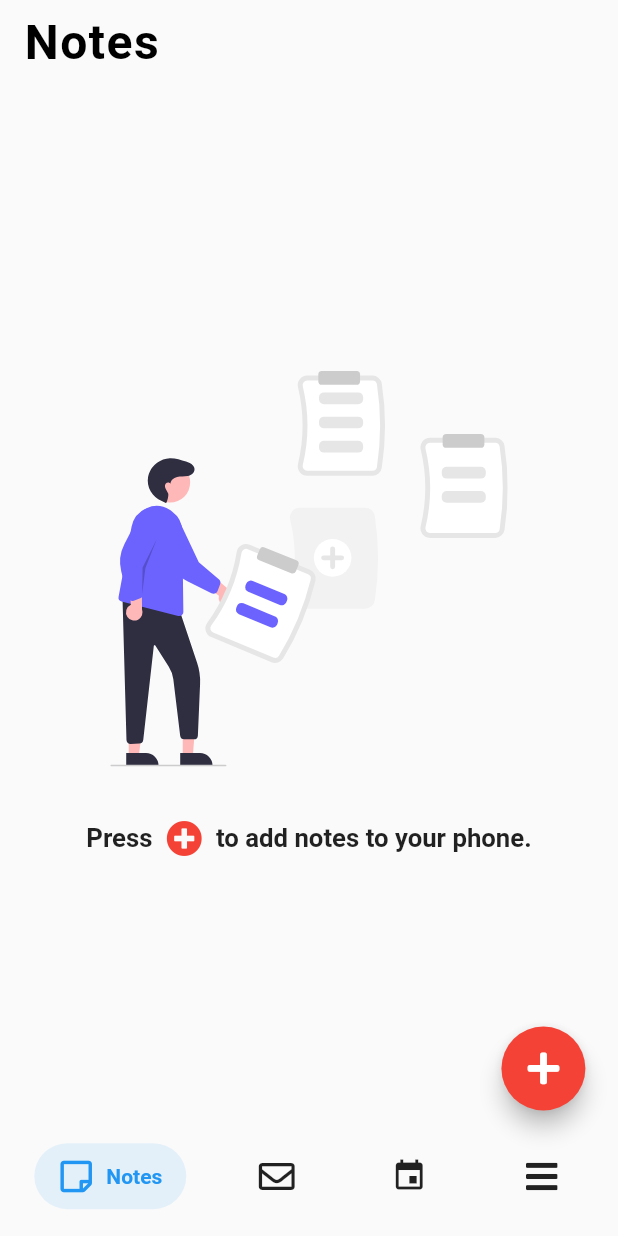
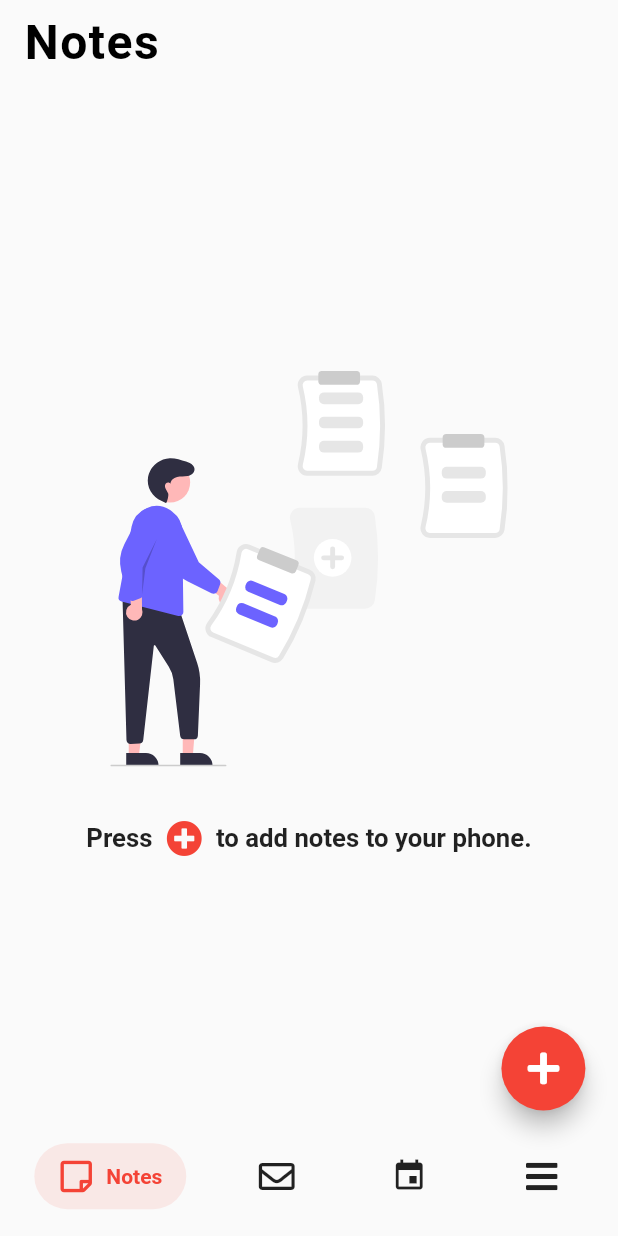
Before and after one commit to CuboidsClub/connect-app, a Flutter app: the screen it shows after launch, after a tap on an icon or button, on a phone screen of 412 x 824 dp. Run offline on Flutter 3.47's test engine with Material 2 defaults, Android fonts, the phone set to English and light mode, and no system bars; drawn by our look-alikes of salomon_bottom_bar; our stand-ins replace flutter_screenutil, flutter_svg, font_awesome_flutter, hive, hive_flutter, introduction_screen; accounts and stored records are empty.

Commit message:
changed main color to red.

```diff
--- a/lib/home/views/home.dart
+++ b/lib/home/views/home.dart
@@ -30,6 +30,7 @@ class _HomePageState extends State<HomePage> {
           left: 20.w,
           right: 20.w,
         ),
+        selectedItemColor: Colors.red,
         currentIndex: _currentIndex,
         onTap: (i) => setState(() => _currentIndex = i),
         items: [
--- a/lib/into/into.dart
+++ b/lib/into/into.dart
@@ -10,7 +10,6 @@ class IntoScreenPage extends StatelessWidget {
   Widget build(BuildContext context) {
     return Container(
       child: IntroductionScreen(
-        globalBackgroundColor: Color(0xfff8f5f1),
         pages: [
           notesTaking(),
           getNotification(),
@@ -20,19 +19,19 @@ class IntoScreenPage extends StatelessWidget {
         showNextButton: true,
         showSkipButton: true,
         dotsDecorator: DotsDecorator(
-          activeColor: Colors.grey[900]!,
+          activeColor: Colors.red,
         ),
         next: Icon(
           FontAwesomeIcons.arrowRight,
-          color: Colors.grey[900],
+          color: Colors.red,
         ),
         skip: Icon(
           FontAwesomeIcons.times,
-          color: Colors.grey[900],
+          color: Colors.red,
         ),
         done: Icon(
           FontAwesomeIcons.check,
-          color: Colors.grey[900],
+          color: Colors.red,
         ),
         onSkip: () {
           navigateTohome(context);
@@ -111,9 +110,9 @@ class IntoScreenPage extends StatelessWidget {
   PageDecoration intoDecoration() {
     return PageDecoration(
       titleTextStyle: TextStyle(
-        fontSize: 20.sp,
-        fontWeight: FontWeight.w800,
-        color: Colors.grey[900],
+        fontSize: 22.sp,
+        fontWeight: FontWeight.w900,
+        color: Colors.red,
       ),
       bodyTextStyle: TextStyle(
         fontWeight: FontWeight.w500,
```
